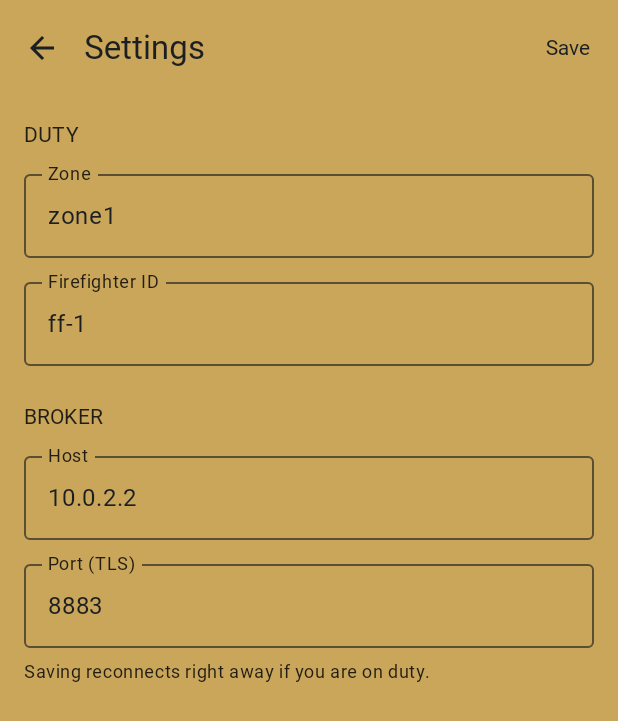
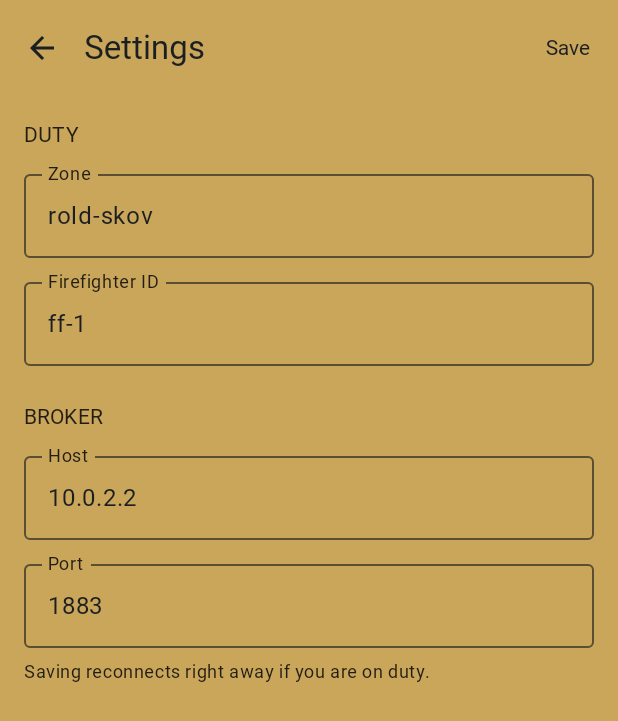
Before and after one commit to bananasplit393/forest-fire, an Android app built with Jetpack Compose: the SettingsActivity screen opened directly, with no data from a screen before it, on a phone screen of 412 x 824 dp. Shown: the top 721 px of the screen. Run offline under Robolectric (Android 15) with nearby library versions, the phone set to English and light mode, and no system bars; Roboto replaces fonts that are not available here.

Commit message:
Android app: use backend topics, FireAlert fields and broker login

```diff
--- a/app/app/src/main/java/com/example/forestfire/data/AlertJson.kt
+++ b/app/app/src/main/java/com/example/forestfire/data/AlertJson.kt
@@ -15,11 +15,11 @@ object AlertJson {
         if (text.isEmpty()) return AlertMessage.Cleared
         return try {
             val json = JSONObject(text)
-            if (!json.getBoolean("active")) {
+            if (!json.getBoolean("alarm")) {
                 AlertMessage.Cleared
             } else {
                 val alert = FireAlert(
-                    risk = json.getDouble("risk"),
+                    risk = json.getDouble("fireProbability"),
                     lat = json.getDouble("lat"),
                     lon = json.getDouble("lon"),
                     ts = json.getLong("ts"),
--- a/app/app/src/main/java/com/example/forestfire/data/Topics.kt
+++ b/app/app/src/main/java/com/example/forestfire/data/Topics.kt
@@ -1,11 +1,11 @@
 package com.example.forestfire.data
 
-/** MQTT topic names agreed with the team (see the spec, section 4). */
+/** MQTT topic names used by the backend. The zone is the sensor node, e.g. rold-skov. */
 object Topics {
 
-    fun alerts(zone: String): String = "forest/$zone/alerts"
+    fun alerts(zone: String): String = "alerts/$zone"
 
-    fun firefighter(zone: String, id: String): String = "forest/$zone/firefighters/$id"
+    fun firefighter(zone: String, id: String): String = "firefighters/$id/location"
 
     /** A zone or firefighter id must be one non-empty topic level without MQTT wildcards. */
     fun isValidLevel(level: String): Boolean =
--- a/app/app/src/main/java/com/example/forestfire/data/model/FireAlert.kt
+++ b/app/app/src/main/java/com/example/forestfire/data/model/FireAlert.kt
@@ -12,7 +12,7 @@ data class FireAlert(
     val riskPercent: Int get() = (risk * 100).roundToInt()
 }
 
-/** One message on `forest/{zone}/alerts`. */
+/** One message on `alerts/{zone}`. */
 sealed interface AlertMessage {
     data class Active(val alert: FireAlert) : AlertMessage
 
--- a/app/app/src/main/java/com/example/forestfire/data/model/Settings.kt
+++ b/app/app/src/main/java/com/example/forestfire/data/model/Settings.kt
@@ -9,6 +9,6 @@ data class Settings(
 ) {
     companion object {
         /** 10.0.2.2 is the development machine as seen from the Android emulator. */
-        val DEFAULT = Settings(zone = "zone1", firefighterId = "ff-1", brokerHost = "10.0.2.2", brokerPort = 8883)
+        val DEFAULT = Settings(zone = "rold-skov", firefighterId = "ff-1", brokerHost = "10.0.2.2", brokerPort = 1883)
     }
 }
--- a/app/app/src/main/java/com/example/forestfire/ui/settings/SettingsScreen.kt
+++ b/app/app/src/main/java/com/example/forestfire/ui/settings/SettingsScreen.kt
@@ -104,7 +104,7 @@ internal fun SettingsContent(
                 Field("Host", form.brokerHost, form.hostError, enabled, KeyboardType.Uri) {
                     onFormChange(form.copy(brokerHost = it))
                 }
-                Field("Port (TLS)", form.brokerPort, form.portError, enabled, KeyboardType.Number, ImeAction.Done) {
+                Field("Port", form.brokerPort, form.portError, enabled, KeyboardType.Number, ImeAction.Done) {
                     onFormChange(form.copy(brokerPort = it))
                 }
                 Text(
```
Also changed, not shown: app/app/src/main/java/com/example/forestfire/data/MqttClientFactory.kt (+5 -21 lines), 2 other files.
